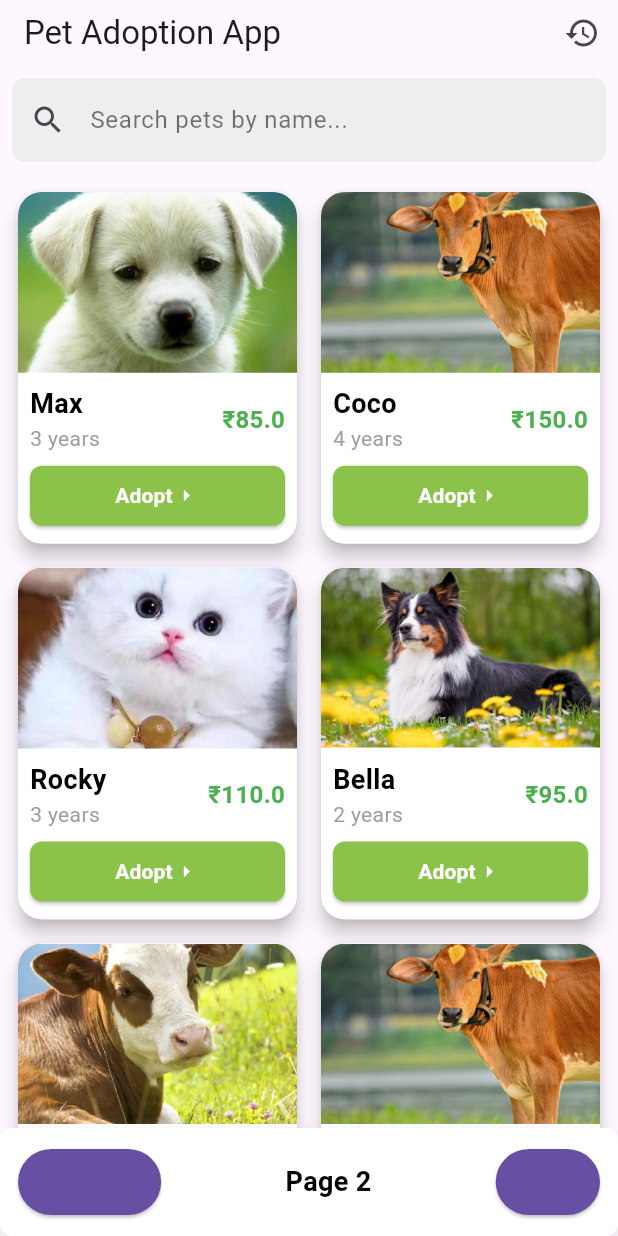
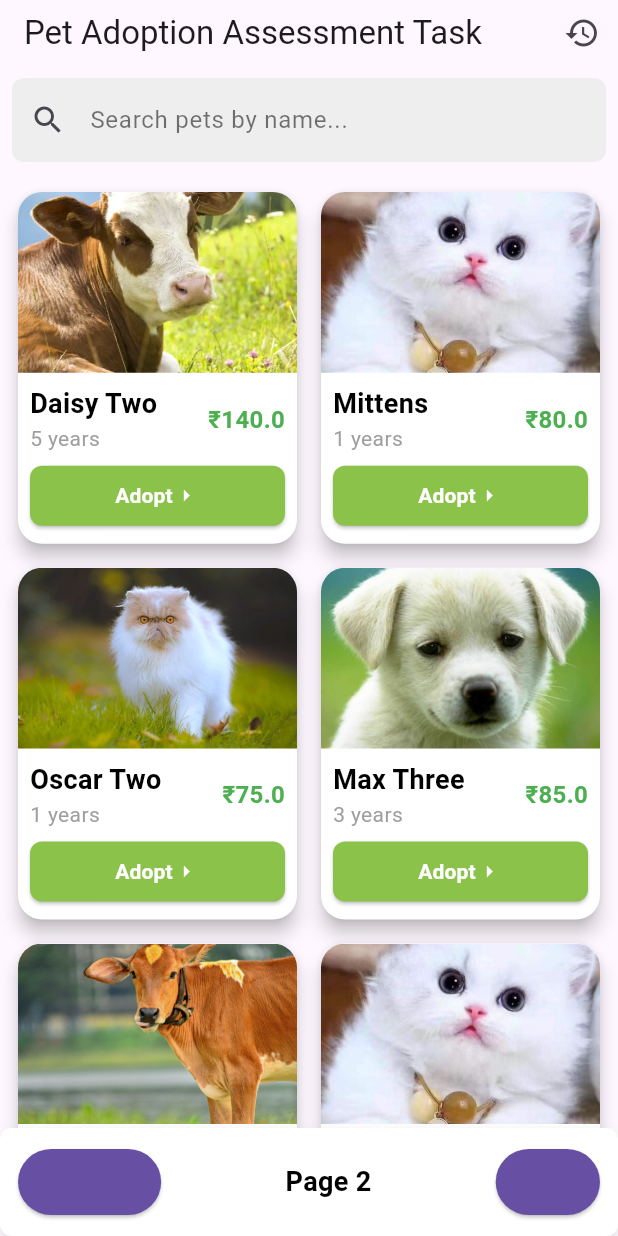
Before and after one commit to regunath-siva/PetAdaptionApp, a Flutter app: the screen it shows after launch, after a tap on "Next", on a phone screen of 412 x 824 dp. Run offline on Flutter 3.47's test engine with Material 3 defaults, Android fonts, the phone set to English and light mode, and no system bars; our stand-ins replace confetti, flutter_bloc, hive, hive_flutter; accounts and stored records are empty.

Commit message:
Added Hive , and changed the app icon and name

```diff
--- a/lib/blocs/pet_event.dart
+++ b/lib/blocs/pet_event.dart
@@ -4,9 +4,9 @@ class LoadPets extends PetEvent {}
 
 class AdoptPet extends PetEvent {
   final String petId;
-  final DateTime adaptedDatetime;
+  final DateTime adoptedDatetime;
 
-  AdoptPet(this.petId, this.adaptedDatetime);
+  AdoptPet(this.petId, this.adoptedDatetime);
 }
 
 class FilterPets extends PetEvent {
--- a/lib/data/pets_data.dart
+++ /dev/null
@@ -1,17 +0,0 @@
-import '../models/pet_model.dart';
-
-final List<Pet> pets = [
-  Pet(
-      id: '1',
-      name: 'Bella',
-      age: 2,
-      price: 200.0,
-      imageUrl: 'assets/images/cat1.png'),
-  Pet(
-      id: '2',
-      name: 'Max',
-      age: 3,
-      price: 250.0,
-      imageUrl: 'assets/images/dog1.png'),
-  // Add more pets here...
-];
--- a/lib/main.dart
+++ b/lib/main.dart
@@ -1,18 +1,41 @@
 import 'package:flutter/material.dart';
 import 'package:flutter_bloc/flutter_bloc.dart';
+import 'package:hive_flutter/adapters.dart';
 
 import './repositories/pet_repository.dart';
 import 'blocs/pet_bloc.dart';
 import 'blocs/pet_event.dart';
+import 'models/data.dart';
+import 'models/pet_model.dart';
 import 'routes.dart';
 
-void main() {
+void main() async {
+  await Hive.initFlutter(); // Initialize Hive
+
+  // Register the adapter for Pet model
+  Hive.registerAdapter(PetAdapter());
+
+  // Open a Hive box for pets
+  var petBox = await Hive.openBox<Pet>('petsBox');
+
+  // Add initial pets if box is empty
+  if (petBox.isEmpty) {
+    await addInitialPets(petBox);
+  }
+
   runApp(
     BlocProvider(
-      create: (context) => PetBloc(PetRepository())..add(LoadPets()),
+      create: (context) => PetBloc(PetRepository(petBox))..add(LoadPets()),
       child: const MyApp(),
     ),
   );
+}
+
+// Function to add initial pet data to Hive
+Future<void> addInitialPets(Box<Pet> petsBox) async {
+  for (var pet in initialPets) {
+    await petsBox.put(pet.id, pet); // Save pet data to Hive box
+  }
 }
 
 class LoadPetsEvent {}
@@ -23,7 +46,7 @@ class MyApp extends StatelessWidget {
   @override
   Widget build(BuildContext context) {
     return MaterialApp(
-      title: 'Pet Adoption App',
+      title: 'Pet Adoption Assessment Task',
       theme: ThemeData(primarySwatch: Colors.blue),
       darkTheme: ThemeData.dark(),
       initialRoute: AppRoutes.home,
--- a/lib/models/pet_model.dart
+++ b/lib/models/pet_model.dart
@@ -1,11 +1,30 @@
+import 'package:hive/hive.dart';
+
+part 'pet_model.g.dart'; // The generated part file for Hive
+
+@HiveType(typeId: 0) // Use a unique typeId for your model
 class Pet {
+  @HiveField(0)
   final String id;
+
+  @HiveField(1)
   final String name;
+
+  @HiveField(2)
   final int age;
+
+  @HiveField(3)
   final double price;
+
+  @HiveField(4)
   final String imageUrl;
+
+  @HiveField(5)
   bool isAdopted;
+
+  @HiveField(6)
   DateTime? adoptedDate;
+
   Pet({
     required this.id,
     required this.name,
--- a/lib/repositories/pet_repository.dart
+++ b/lib/repositories/pet_repository.dart
@@ -1,194 +1,43 @@
+import 'package:hive/hive.dart';
+
 import '../models/pet_model.dart';
 
 class PetRepository {
-  final List<Pet> _pets = [
-    Pet(
-      id: '1',
-      name: 'Buddy',
-      age: 2,
-      price: 100.0,
-      imageUrl: 'assets/images/dog1.jpg',
-    ),
-    Pet(
-      id: '2',
-      name: 'Mittens',
-      age: 1,
-      price: 80.0,
-      imageUrl: 'assets/images/cat1.jpg',
-    ),
-    Pet(
-      id: '3',
-      name: 'Charlie',
-      age: 3,
-      price: 120.0,
-      imageUrl: 'assets/images/cow1.jpg',
-    ),
-    Pet(
-      id: '4',
-      name: 'Luna',
-      age: 2,
-      price: 90.0,
-      imageUrl: 'assets/images/cat2.png',
-    ),
-    Pet(
-      id: '5',
-      name: 'Max',
-      age: 1,
-      price: 85.0,
-      imageUrl: 'assets/images/dog2.jpg',
-    ),
-    Pet(
-      id: '6',
-      name: 'Coco',
-      age: 4,
-      price: 150.0,
-      imageUrl: 'assets/images/cow2.jpg',
-    ),
-    Pet(
-      id: '7',
-      name: 'Rocky',
-      age: 3,
-      price: 110.0,
-      imageUrl: 'assets/images/cat1.jpg',
-    ),
-    Pet(
-      id: '8',
-      name: 'Bella',
-      age: 2,
-      price: 95.0,
-      imageUrl: 'assets/images/dog1.jpg',
-    ),
-    Pet(
-      id: '9',
-      name: 'Daisy',
-      age: 5,
-      price: 140.0,
-      imageUrl: 'assets/images/cow1.jpg',
-    ),
-    Pet(
-      id: '10',
-      name: 'Oscar',
-      age: 1,
-      price: 75.0,
-      imageUrl: 'assets/images/cat2.png',
-    ),
-    Pet(
-      id: '11',
-      name: 'Max',
-      age: 3,
-      price: 85.0,
-      imageUrl: 'assets/images/dog2.jpg',
-    ),
-    Pet(
-      id: '12',
-      name: 'Coco',
-      age: 4,
-      price: 150.0,
-      imageUrl: 'assets/images/cow2.jpg',
-    ),
-    Pet(
-      id: '13',
-      name: 'Rocky',
-      age: 3,
-      price: 110.0,
-      imageUrl: 'assets/images/cat1.jpg',
-    ),
-    Pet(
-      id: '14',
-      name: 'Bella',
-      age: 2,
-      price: 95.0,
-      imageUrl: 'assets/images/dog1.jpg',
-    ),
-    Pet(
-      id: '15',
-      name: 'Daisy',
-      age: 5,
-      price: 140.0,
-      imageUrl: 'assets/images/cow1.jpg',
-    ),
-    Pet(
-      id: '16',
-      name: 'Coco Two',
-      age: 4,
-      price: 150.0,
-      imageUrl: 'assets/images/cow2.jpg',
-    ),
-    Pet(
-      id: '17',
-      name: 'Rocky Two',
-      age: 3,
-      price: 110.0,
-      imageUrl: 'assets/images/cat1.jpg',
-    ),
-    Pet(
-      id: '18',
-      name: 'Bella Two',
-      age: 2,
-      price: 95.0,
-      imageUrl: 'assets/images/dog1.jpg',
-    ),
-    Pet(
-      id: '19',
-      name: 'Daisy Two',
-      age: 5,
-      price: 140.0,
-      imageUrl: 'assets/images/cow1.jpg',
-    ),
-    Pet(
-      id: '20',
-      name: 'Oscar Two',
-      age: 1,
-      price: 75.0,
-      imageUrl: 'assets/images/cat2.png',
-    ),
-    Pet(
-      id: '21',
-      name: 'Max Three',
-      age: 3,
-      price: 85.0,
-      imageUrl: 'assets/images/dog2.jpg',
-    ),
-    Pet(
-      id: '22',
-      name: 'Coco Three',
-      age: 4,
-      price: 150.0,
-      imageUrl: 'assets/images/cow2.jpg',
-    ),
-    Pet(
-      id: '23',
-      name: 'Rocky Three',
-      age: 3,
-      price: 110.0,
-      imageUrl: 'assets/images/cat1.jpg',
-    ),
-    Pet(
-      id: '24',
-      name: 'Bella Three',
-      age: 2,
-      price: 95.0,
-      imageUrl: 'assets/images/dog1.jpg',
-    ),
-    Pet(
-      id: '25',
-      name: 'Daisy Three',
-      age: 5,
-      price: 140.0,
-      imageUrl: 'assets/images/cow1.jpg',
-    ),
-  ];
+  // Opening the Hive box to store the pets
+  final Box<Pet> _petBox;
 
-  // Returns the complete list of pets
-  List<Pet> getPets() => _pets;
+  PetRepository(this._petBox);
 
-  // Returns only the adopted pets
-  List<Pet> getAdoptedPets() => _pets.where((pet) => pet.isAdopted).toList();
+  // Fetch all pets from Hive
+  List<Pet> getPets() {
+    return _petBox.values.toList();
+  }
 
-  // Marks a specific pet as adopted based on its ID
+  // Fetch only adopted pets
+  List<Pet> getAdoptedPets() {
+    return _petBox.values.where((pet) => pet.isAdopted).toList();
+  }
+
+  // Adopt a pet and update its status in Hive
   void adoptPet(String petId, DateTime adoptedDatetime) {
-    final pet = _pets.firstWhere((p) => p.id == petId);
+    // Get the pet from the box
+    final pet = _petBox.values.firstWhere((p) => p.id == petId);
+
+    // Update the pet's adoption status and adoption date
     pet.isAdopted = true;
     pet.adoptedDate = adoptedDatetime;
+
+    // Save the updated pet back to the box using its ID as the key
+    _petBox.put(pet.id, pet);
+  }
+
+  // Add a pet to the Hive box
+  Future<void> addPet(Pet pet) async {
+    await _petBox.add(pet);
+  }
+
+  // Optionally, clear the pet box (e.g., for testing purposes)
+  Future<void> clearPets() async {
+    await _petBox.clear();
   }
 }
--- a/lib/screens/home_page.dart
+++ b/lib/screens/home_page.dart
@@ -28,7 +28,7 @@ class _HomePageState extends State<HomePage> {
 
     return Scaffold(
       appBar: AppBar(
-        title: const Text('Pet Adoption App'),
+        title: const Text('Pet Adoption Assessment Task'),
         actions: [
           IconButton(
             icon: const Icon(Icons.history),
@@ -40,6 +40,7 @@ class _HomePageState extends State<HomePage> {
           child: Padding(
             padding: const EdgeInsets.all(8.0),
             child: TextField(
+              autofocus: false,
               controller: _searchController,
               onChanged: (value) {
                 context.read<PetBloc>().add(FilterPets(value));
--- a/pubspec.yaml
+++ b/pubspec.yaml
@@ -31,6 +31,8 @@ dependencies:
   flutter:
     sdk: flutter
   intl: ^0.18.0
+  hive: ^2.2.3 # Check for the latest version
+  hive_flutter: ^1.1.0 # Check for the latest version
   # The following adds the Cupertino Icons font to your application.
   # Use with the CupertinoIcons class for iOS style icons.
   cupertino_icons: ^1.0.8
@@ -40,7 +42,8 @@ dependencies:
 dev_dependencies:
   flutter_test:
     sdk: flutter
-
+  build_runner: ^2.1.0
+  hive_generator: ^1.0.0
   # The "flutter_lints" package below contains a set of recommended lints to
   # encourage good coding practices. The lint set provided by the package is
   # activated in the `analysis_options.yaml` file located at the root of your
```
Also changed, not shown: lib/blocs/pet_bloc.dart (+9 -16 lines), lib/models/data.dart (added, +179 -0 lines), lib/models/pet_model.g.dart (added), pubspec.lock, 79 other files.
